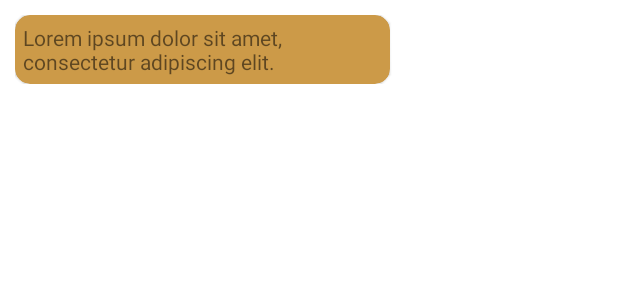
After one commit to noah-erasmus/Conversate, an Android app: the layout chat_message.xml on its own in the app's theme, with its tools: preview values and no code run, on a phone screen of 412 x 824 dp. The commit adds this screen. Shown: the top 300 px of the screen. Run offline under Robolectric (Android 15) with nearby library versions, the phone set to English and light mode, and no system bars.

```diff
--- a/app/src/main/res/layout/activity_chat.xml
+++ b/app/src/main/res/layout/activity_chat.xml
@@ -27,12 +27,13 @@
             app:popupTheme="@style/ThemeOverlay.AppCompat.Light"/>
     </com.google.android.material.appbar.AppBarLayout>
 
-    <LinearLayout
+    <androidx.recyclerview.widget.RecyclerView
+        android:id="@+id/rvMessages"
         android:layout_width="match_parent"
         android:layout_height="fill_parent"
         android:layout_below="@+id/chat_topbar">
 
-    </LinearLayout>
+    </androidx.recyclerview.widget.RecyclerView>
 
     <RelativeLayout
         android:layout_width="match_parent"
--- /dev/null
+++ b/app/src/main/res/layout/chat_message.xml
@@ -0,0 +1,22 @@
+<?xml version="1.0" encoding="utf-8"?>
+<LinearLayout xmlns:android="http://schemas.android.com/apk/res/android"
+    xmlns:app="http://schemas.android.com/apk/res-auto"
+    android:orientation="vertical"
+    android:layout_width="match_parent"
+    android:layout_height="wrap_content"
+    android:padding="10dp">
+
+    <com.google.android.material.card.MaterialCardView
+        android:layout_width="250dp"
+        android:layout_height="wrap_content"
+        app:cardCornerRadius="10dp"
+        android:backgroundTint="@color/conversate_gold">
+        <TextView
+            android:layout_margin="5dp"
+            android:id="@+id/message_contents"
+            android:layout_width="wrap_content"
+            android:layout_height="wrap_content"
+            android:text="Lorem ipsum dolor sit amet, consectetur adipiscing elit."/>
+    </com.google.android.material.card.MaterialCardView>
+
+</LinearLayout>
```
Also changed, not shown: app/src/main/java/com/example/conversate/ChatActivity.kt (+42 -0 lines), app/src/main/java/com/example/conversate/ChatAdapter.kt (added, +30 -0 lines).
